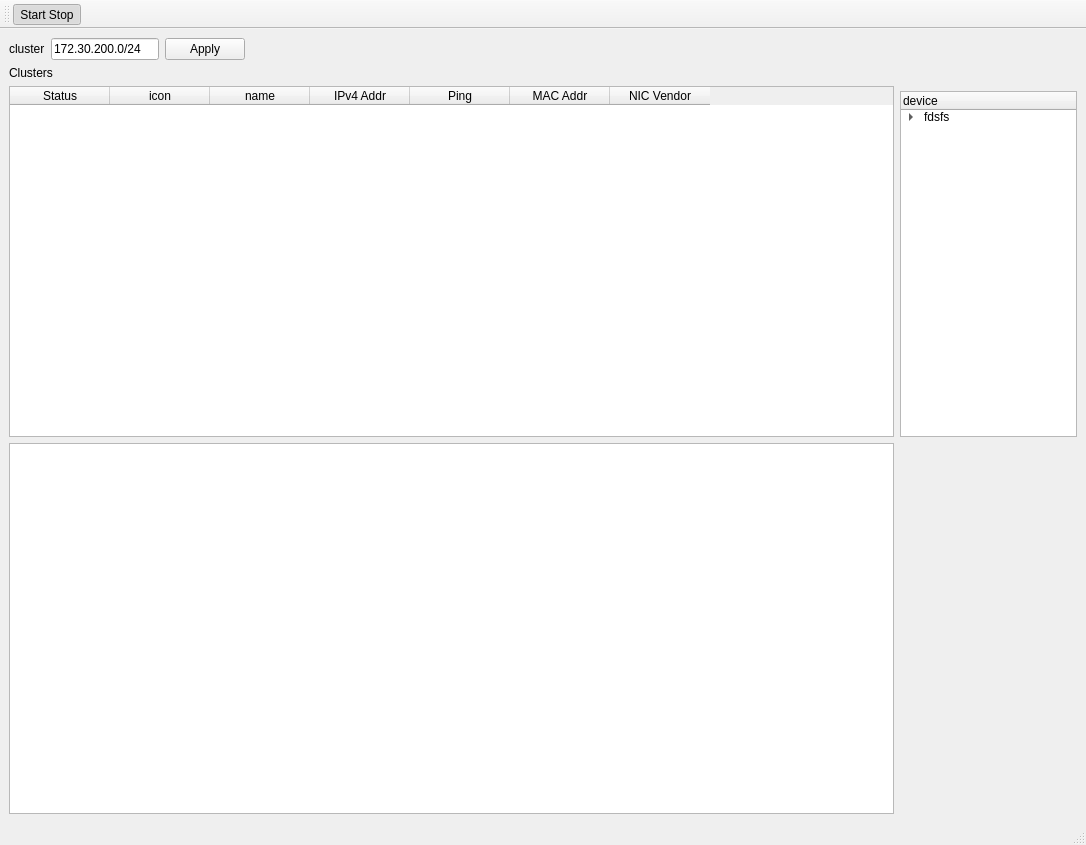
Before: the Qt Designer form form.ui in pchar/FreeNetAdminPro, drawn with Qt 5.
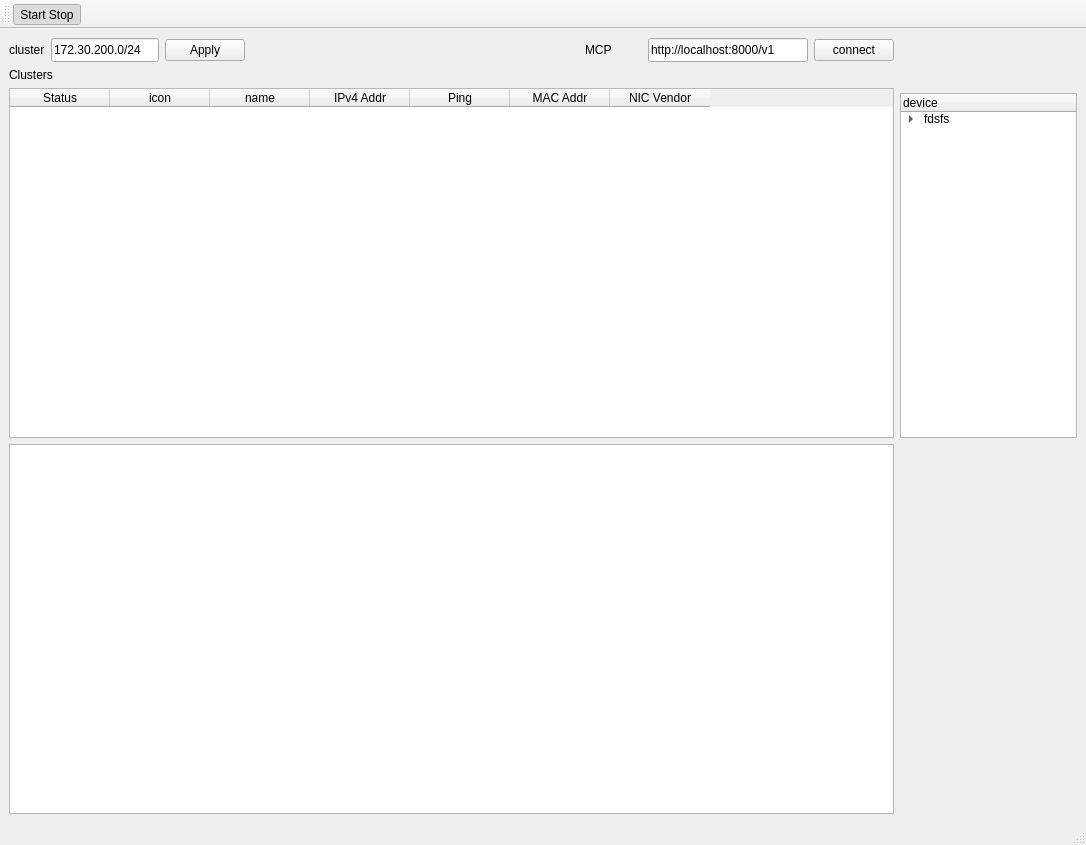
After: the same form once the commit is applied. Icons and pictures are not drawn.

Commit message: ok connect window

Diff of the .ui file:
```diff
--- a/form.ui
+++ b/form.ui
@@ -16,7 +16,7 @@
   <widget class="QWidget" name="centralwidget">
    <layout class="QGridLayout" name="gridLayout" columnstretch="5,1">
     <item row="0" column="0">
-     <layout class="QHBoxLayout" name="horizontalLayout_4" stretch="0,4,1,9">
+     <layout class="QHBoxLayout" name="horizontalLayout_4" stretch="0,0,0,1,0,0,0">
       <item>
        <widget class="QLabel" name="label_cluster">
         <property name="text">
@@ -63,6 +63,61 @@
         </property>
        </spacer>
       </item>
+      <item>
+       <widget class="QLabel" name="label_mcp">
+        <property name="text">
+         <string>MCP</string>
+        </property>
+       </widget>
+      </item>
+      <item>
+       <widget class="QLabel" name="label_mcp_status">
+        <property name="minimumSize">
+         <size>
+          <width>24</width>
+          <height>24</height>
+         </size>
+        </property>
+        <property name="text">
+         <string/>
+        </property>
+        <property name="pixmap">
+         <pixmap resource="resources.qrc">:/icons/not_connected.svg</pixmap>
+        </property>
+        <property name="scaledContents">
+         <bool>true</bool>
+        </property>
+       </widget>
+      </item>
+      <item>
+       <widget class="QLineEdit" name="lineEdit_mcp">
+        <property name="sizePolicy">
+         <sizepolicy hsizetype="Fixed" vsizetype="Preferred">
+          <horstretch>0</horstretch>
+          <verstretch>0</verstretch>
+         </sizepolicy>
+        </property>
+        <property name="minimumSize">
+         <size>
+          <width>160</width>
+          <height>0</height>
+         </size>
+        </property>
+        <property name="text">
+         <string>http://localhost:8000/v1</string>
+        </property>
+       </widget>
+      </item>
+      <item>
+       <widget class="QPushButton" name="pushButton_mcp">
+        <property name="text">
+         <string>connect</string>
+        </property>
+        <property name="checkable">
+         <bool>true</bool>
+        </property>
+       </widget>
+      </item>
      </layout>
     </item>
     <item row="2" column="0">
```
The commit also changes 6 other files.
